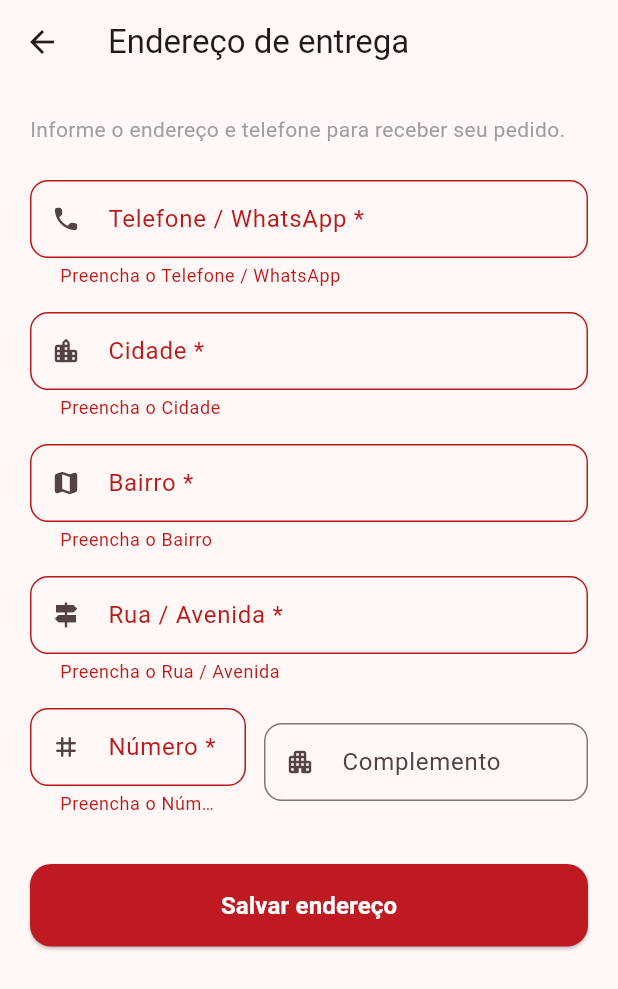
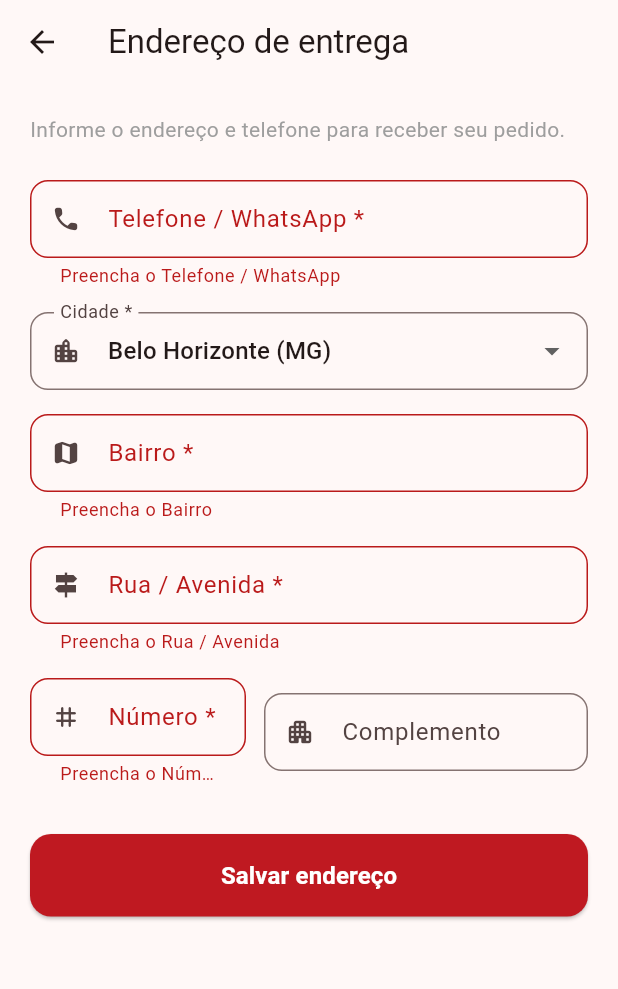
Before and after one commit to luissantosbh/chefalysson-flutter, a Flutter app: the AddressFormView screen opened directly, after a tap on "Salvar endereço", on a phone screen of 412 x 824 dp. Shown: the top 989 px of the screen. Run offline on Flutter 3.47's test engine with Material 3 defaults, Android fonts, the phone set to English and light mode, and no system bars; our stand-ins replace cached_network_image, cloud_firestore, firebase_auth, firebase_core, firebase_messaging, google_sign_in and 2 more; accounts and stored records are empty.

Commit message:
Formulário de endereço: cidade picker + nome para convidado
- Campo Cidade substituído por dropdown com Belo Horizonte (MG) e Contagem (MG)
- Usuários convidados veem campo Nome obrigatório com validação inline
- nomeCliente salvo no Firestore ao confirmar endereço

Co-Authored-By: Claude Sonnet 4.6 <noreply@anthropic.com>

```diff
--- a/lib/services/address_service.dart
+++ b/lib/services/address_service.dart
@@ -34,11 +34,16 @@ class AddressService extends ChangeNotifier {
     }
   }
 
-  Future<void> save(String userId, DeliveryAddress address) async {
+  Future<void> save(String userId, DeliveryAddress address,
+      {String? nomeCliente}) async {
+    final Map<String, dynamic> data = {'deliveryAddress': address.toMap()};
+    if (nomeCliente != null && nomeCliente.isNotEmpty) {
+      data['nomeCliente'] = nomeCliente;
+    }
     await FirebaseFirestore.instance
         .collection('users')
         .doc(userId)
-        .set({'deliveryAddress': address.toMap()}, SetOptions(merge: true));
+        .set(data, SetOptions(merge: true));
     _address = address;
     notifyListeners();
   }
--- a/lib/views/address_form_view.dart
+++ b/lib/views/address_form_view.dart
@@ -5,6 +5,7 @@ import 'package:flutter/material.dart';
 import 'package:provider/provider.dart';
 
 import 'package:chef_alysson/models/address.dart';
+import 'package:chef_alysson/models/app_user.dart';
 import 'package:chef_alysson/services/address_service.dart';
 import 'package:chef_alysson/services/auth_service.dart';
 
@@ -21,8 +22,13 @@ class AddressFormView extends StatefulWidget {
 class _AddressFormViewState extends State<AddressFormView> {
   final _formKey = GlobalKey<FormState>();
 
+  static const _cidades = ['Belo Horizonte (MG)', 'Contagem (MG)'];
+
+  late String _cidadeSelecionada;
+  late final bool _isGuest;
+
+  late final TextEditingController _nome;
   late final TextEditingController _telefone;
-  late final TextEditingController _cidade;
   late final TextEditingController _bairro;
   late final TextEditingController _rua;
   late final TextEditingController _numero;
@@ -33,9 +39,18 @@ class _AddressFormViewState extends State<AddressFormView> {
   @override
   void initState() {
     super.initState();
+    _isGuest =
+        context.read<AuthService>().user?.provider == AuthProvider.guest;
+
     final existing = context.read<AddressService>().address;
+
+    final cidadeExistente = existing?.cidade ?? '';
+    _cidadeSelecionada = _cidades.contains(cidadeExistente)
+        ? cidadeExistente
+        : _cidades.first;
+
+    _nome = TextEditingController();
     _telefone = TextEditingController(text: existing?.telefone ?? '');
-    _cidade = TextEditingController(text: existing?.cidade ?? '');
     _bairro = TextEditingController(text: existing?.bairro ?? '');
     _rua = TextEditingController(text: existing?.rua ?? '');
     _numero = TextEditingController(text: existing?.numero ?? '');
@@ -44,8 +59,8 @@ class _AddressFormViewState extends State<AddressFormView> {
 
   @override
   void dispose() {
+    _nome.dispose();
     _telefone.dispose();
-    _cidade.dispose();
     _bairro.dispose();
     _rua.dispose();
     _numero.dispose();
@@ -63,7 +78,7 @@ class _AddressFormViewState extends State<AddressFormView> {
 
     final address = DeliveryAddress(
       telefone: _telefone.text.trim(),
-      cidade: _cidade.text.trim(),
+      cidade: _cidadeSelecionada,
       bairro: _bairro.text.trim(),
       rua: _rua.text.trim(),
       numero: _numero.text.trim(),
@@ -71,7 +86,11 @@ class _AddressFormViewState extends State<AddressFormView> {
     );
 
     try {
-      await context.read<AddressService>().save(userId, address);
+      await context.read<AddressService>().save(
+            userId,
+            address,
+            nomeCliente: _isGuest ? _nome.text.trim() : null,
+          );
       if (mounted) {
         Navigator.pop(context);
         widget.onSaved?.call();
@@ -103,6 +122,19 @@ class _AddressFormViewState extends State<AddressFormView> {
               style: TextStyle(color: Colors.grey),
             ),
             const SizedBox(height: 24),
+
+            // Nome — apenas para convidados
+            if (_isGuest) ...[
+              _field(
+                controller: _nome,
+                label: 'Nome',
+                icon: Icons.person_rounded,
+                required: true,
+                validatorMsg: 'Por favor, informe seu nome',
+              ),
+              const SizedBox(height: 16),
+            ],
+
             _field(
               controller: _telefone,
               label: 'Telefone / WhatsApp',
@@ -112,13 +144,28 @@ class _AddressFormViewState extends State<AddressFormView> {
               textCapitalization: TextCapitalization.none,
             ),
             const SizedBox(height: 16),
-            _field(
-              controller: _cidade,
-              label: 'Cidade',
-              icon: Icons.location_city_rounded,
-              required: true,
+
+            // Cidade — picker fixo com BH e Contagem
+            DropdownButtonFormField<String>(
+              initialValue: _cidadeSelecionada,
+              decoration: InputDecoration(
+                labelText: 'Cidade *',
+                prefixIcon:
+                    const Icon(Icons.location_city_rounded, size: 20),
+                border: OutlineInputBorder(
+                    borderRadius: BorderRadius.circular(12)),
+                contentPadding: const EdgeInsets.symmetric(
+                    horizontal: 16, vertical: 14),
+              ),
+              items: _cidades
+                  .map((c) => DropdownMenuItem(value: c, child: Text(c)))
+                  .toList(),
+              onChanged: (v) {
+                if (v != null) _cidadeSelecionada = v;
+              },
             ),
             const SizedBox(height: 16),
+
             _field(
               controller: _bairro,
               label: 'Bairro',
@@ -194,6 +241,7 @@ class _AddressFormViewState extends State<AddressFormView> {
     required bool required,
     TextInputType? keyboardType,
     TextCapitalization textCapitalization = TextCapitalization.words,
+    String? validatorMsg,
   }) {
     return TextFormField(
       controller: controller,
@@ -207,8 +255,9 @@ class _AddressFormViewState extends State<AddressFormView> {
             const EdgeInsets.symmetric(horizontal: 16, vertical: 14),
       ),
       validator: required
-          ? (v) =>
-              (v == null || v.trim().isEmpty) ? 'Preencha o $label' : null
+          ? (v) => (v == null || v.trim().isEmpty)
+              ? (validatorMsg ?? 'Preencha o $label')
+              : null
           : null,
     );
   }
```
